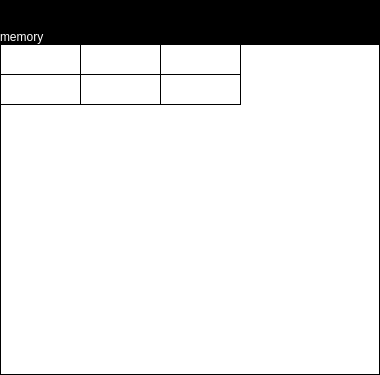
Above: source/Gui/TokenEditTab.ui from chrxh/alien before the change. Below: the same form after it.
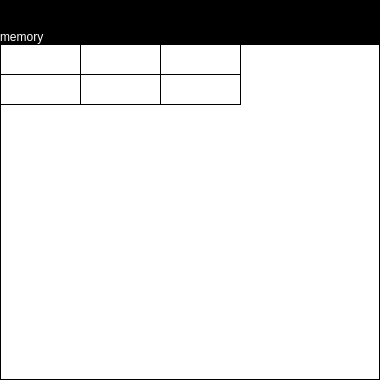
That is the form after the change. Custom widgets are drawn as their Qt base class.

```diff
--- a/source/Gui/TokenEditTab.ui
+++ b/source/Gui/TokenEditTab.ui
@@ -7,7 +7,7 @@
     <x>0</x>
     <y>0</y>
     <width>380</width>
-    <height>375</height>
+    <height>380</height>
    </rect>
   </property>
   <property name="palette">
@@ -77,10 +77,7 @@
   <property name="windowTitle">
    <string>Form</string>
   </property>
-  <layout class="QVBoxLayout" name="verticalLayout">
-   <property name="spacing">
-    <number>0</number>
-   </property>
+  <layout class="QGridLayout" name="gridLayout">
    <property name="leftMargin">
     <number>0</number>
    </property>
@@ -93,7 +90,10 @@
    <property name="bottomMargin">
     <number>0</number>
    </property>
-   <item>
+   <property name="spacing">
+    <number>0</number>
+   </property>
+   <item row="0" column="0" colspan="2">
     <widget class="TokenEditWidget" name="tokenEditWidget">
      <property name="enabled">
       <bool>true</bool>
@@ -289,7 +289,7 @@
      </property>
     </widget>
    </item>
-   <item>
+   <item row="2" column="0" colspan="2">
     <widget class="QTableWidget" name="tableWidget">
      <attribute name="horizontalHeaderVisible">
       <bool>false</bool>
```
Left out of the diff: 2 changed lines with no effect on the pictures.
